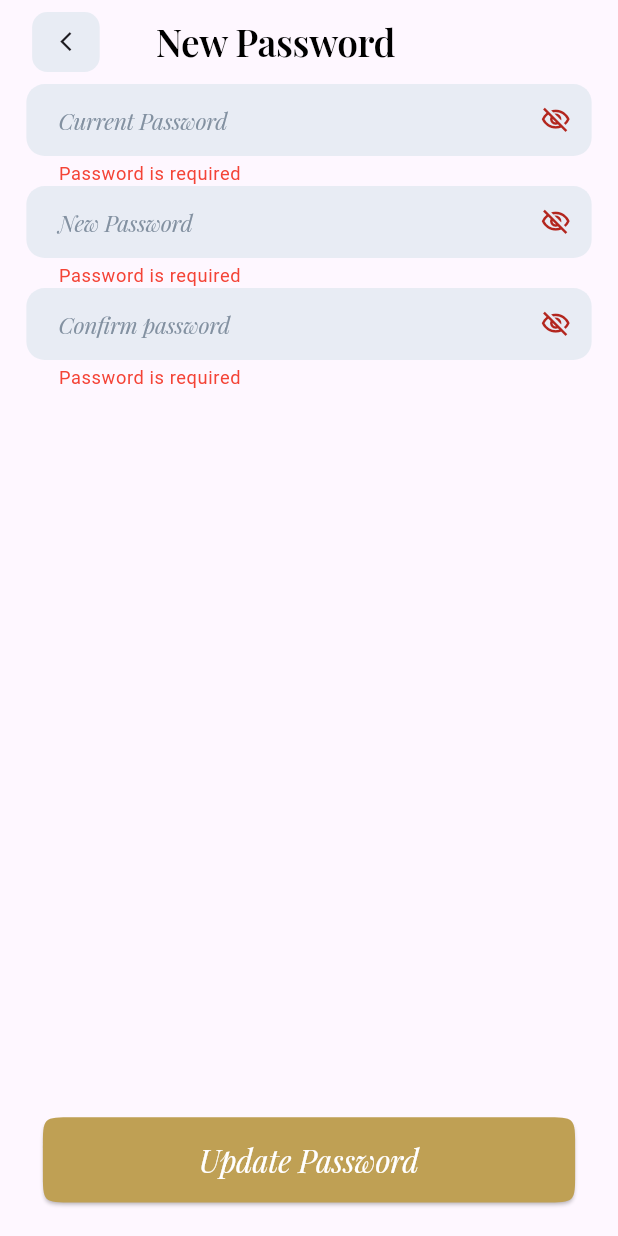
After one commit to MahmoudNasser00/bookia, a Flutter app: the PasswordChanged screen opened by its route, after a tap on "Update Password", on a phone screen of 412 x 824 dp. The commit adds this screen. Run offline on Flutter 3.47's test engine with Material 3 defaults, Android fonts, the phone set to English and light mode, and no system bars; our stand-ins replace animated_custom_dropdown, bloc, carousel_slider, dio, easy_localization, equatable and 10 more; accounts and stored records are empty.

Commit message:
- Implement password update functionality in the profile feature. - Add `PasswordChangedCubit` and `PasswordChangedState` to handle password update logic and API integration. - Create `PasswordChanged` page for users to update their current password. - Rename `PasswordChangePage` to `PasswordChangePageSuccessful` and update routing to distinguish between the update form and the success screen. - Update `ProfilePage` to navigate to the new password update screen. - Delete the auto-generated `lib/generated/assets.dart` file.

```diff
--- a/lib/core/app_routes/app_routes_name.dart
+++ b/lib/core/app_routes/app_routes_name.dart
@@ -13,7 +13,8 @@ sealed class AppRoutes {
   static const String editProfile = '/edit-profile';
   static const String search = '/search';
   static const String checkout = '/checkout';
-  static const String passwordChange = '/password-change';
+  static const String passwordChangeSuccessful = '/password-change-successful';
   static const String myOrder = '/my_order';
   static const String successCheckout = '/success_checkout';
+  static const String updatePassword = '/update-password';
 }
--- a/lib/core/app_routes/route_generator.dart
+++ b/lib/core/app_routes/route_generator.dart
@@ -1,5 +1,6 @@
 import 'package:bookia/core/network/api_client.dart';
 import 'package:bookia/features/profile/cubit/edit_cubit.dart';
+import 'package:bookia/features/profile/cubit/password_changed_cubit.dart';
 import 'package:bookia/features/profile/presentation/pages/my_order_page.dart';
 import 'package:flutter/material.dart';
 import 'package:flutter_bloc/flutter_bloc.dart';
@@ -11,6 +12,7 @@ import '../../features/home/data/home_data_source.dart';
 import '../../features/home/data/models/product_model.dart';
 import '../../features/home/logic/home_cubit.dart';
 import '../../features/profile/cubit/my_order_cubit.dart';
+import '../../features/profile/presentation/pages/password_changed.dart';
 import '../../features/search/data/cubit/search_cubit.dart';
 import '../../features/search/data/search_data_source.dart';
 import '../../features/search/presentation/pages/search_page.dart';
@@ -70,8 +72,18 @@ class RouteGenerator {
       case AppRoutes.resetPassword:
         final verify_code = settings.arguments as String;
         return _route(settings, ResetPasswordPage(verify_code: verify_code));
-      case AppRoutes.passwordChange:
-        return _route(settings, const PasswordChangePage());
+      // password change successful
+      case AppRoutes.passwordChangeSuccessful:
+        return _route(settings, const PasswordChangePageSuccessful());
+
+      // password update
+      case AppRoutes.updatePassword:
+        return MaterialPageRoute(
+          builder: (_) => BlocProvider(
+            create: (_) => PasswordChangedCubit(),
+            child: const PasswordChanged(),
+          ),
+        );
 
       /// Home
       case AppRoutes.home:
@@ -122,7 +134,6 @@ class RouteGenerator {
             child: const EditProfilePage(),
           ),
         );
-      // return _route(settings, const EditProfilePage());
 
       /// My Order
       case AppRoutes.myOrder:
--- a/lib/features/auth/logic/reset_logic.dart
+++ b/lib/features/auth/logic/reset_logic.dart
@@ -21,7 +21,7 @@ Future<void> resetPassword({
     if (authCubit.state == "success" && user != null) {
       Navigator.pushNamedAndRemoveUntil(
         context,
-        AppRoutes.passwordChange,
+        AppRoutes.passwordChangeSuccessful,
         (route) => false,
       );
     } else if (authCubit.state == "error") {
--- a/lib/features/auth/presentation/pages/password_change_page_successful.dart
+++ b/lib/features/auth/presentation/pages/password_change_page_successful.dart
@@ -10,8 +10,8 @@ import '../../../../core/app_themes/app_text_styles.dart';
 import '../../../../core/app_themes/colors/app_colors.dart';
 import '../../../../core/generated/assets.dart';
 
-class PasswordChangePage extends StatelessWidget {
-  const PasswordChangePage({Key? key}) : super(key: key);
+class PasswordChangePageSuccessful extends StatelessWidget {
+  const PasswordChangePageSuccessful({Key? key}) : super(key: key);
 
   @override
   Widget build(BuildContext context) {
--- /dev/null
+++ b/lib/features/profile/cubit/password_changed_cubit.dart
@@ -0,0 +1,44 @@
+import 'package:bloc/bloc.dart';
+import 'package:dio/dio.dart';
+import 'password_changed_state.dart';
+import '../../../core/network/api_client.dart';
+import '../../../core/network/api_constants.dart';
+
+class PasswordChangedCubit extends Cubit<PasswordChangedState> {
+  PasswordChangedCubit() : super(PasswordChangedInitial());
+
+  final ApiClient apiClient = ApiClient();
+
+  Future<void> updatePassword({
+    required String currentPassword,
+    required String newPassword,
+    required String confirmPassword,
+  }) async {
+    emit(PasswordChangedLoading());
+
+    try {
+      final response = await apiClient.post(
+        ApiConstants.updatePassword,
+        data: {
+          "current_password": currentPassword,
+          "new_password": newPassword,
+          "new_password_confirmation": confirmPassword,
+        },
+      );
+
+      emit(
+        PasswordChangedSuccess(
+          response.data["message"] ?? "Password updated successfully",
+        ),
+      );
+    } on DioException catch (e) {
+      emit(
+        PasswordChangedError(
+          e.response?.data["message"] ?? "Something went wrong",
+        ),
+      );
+    } catch (e) {
+      emit(PasswordChangedError(e.toString()));
+    }
+  }
+}
--- /dev/null
+++ b/lib/features/profile/cubit/password_changed_state.dart
@@ -0,0 +1,30 @@
+import 'package:equatable/equatable.dart';
+
+abstract class PasswordChangedState extends Equatable {
+  const PasswordChangedState();
+
+  @override
+  List<Object?> get props => [];
+}
+
+class PasswordChangedInitial extends PasswordChangedState {}
+
+class PasswordChangedLoading extends PasswordChangedState {}
+
+class PasswordChangedSuccess extends PasswordChangedState {
+  final String message;
+
+  const PasswordChangedSuccess(this.message);
+
+  @override
+  List<Object?> get props => [message];
+}
+
+class PasswordChangedError extends PasswordChangedState {
+  final String error;
+
+  const PasswordChangedError(this.error);
+
+  @override
+  List<Object?> get props => [error];
+}
--- /dev/null
+++ b/lib/features/profile/presentation/pages/password_changed.dart
@@ -0,0 +1,134 @@
+import 'package:bookia/core/helpers/validations/app_form_validations.dart';
+import 'package:bookia/core/localization/generated/locale_keys.g.dart';
+import 'package:bookia/core/widget/custom_appbar.dart';
+import 'package:bookia/core/widget/custom_textfield.dart';
+import 'package:easy_localization/easy_localization.dart';
+import 'package:flutter/material.dart';
+import 'package:flutter_bloc/flutter_bloc.dart';
+import 'package:flutter_screenutil/flutter_screenutil.dart';
+
+import '../../../../core/app_routes/app_routes_name.dart';
+import '../../../../core/app_themes/colors/app_colors.dart';
+import '../../../../core/widget/custom_button.dart';
+import '../../cubit/password_changed_cubit.dart';
+import '../../cubit/password_changed_state.dart';
+
+class PasswordChanged extends StatefulWidget {
+  const PasswordChanged({Key? key}) : super(key: key);
+
+  @override
+  _PasswordChangedState createState() => _PasswordChangedState();
+}
+
+class _PasswordChangedState extends State<PasswordChanged> {
+  final GlobalKey<FormState> _formKey = GlobalKey<FormState>();
+  final TextEditingController currentPasswordController =
+      TextEditingController();
+  final TextEditingController newPasswordController = TextEditingController();
+  final TextEditingController confirmPasswordController =
+      TextEditingController();
+
+  @override
+  Widget build(BuildContext context) {
+    return BlocListener<PasswordChangedCubit, PasswordChangedState>(
+      listener: (context, state) {
+        if (state is PasswordChangedSuccess) {
+          Navigator.pushNamedAndRemoveUntil(
+            context,
+            AppRoutes.home,
+            (route) => false,
+          );
+        }
+
+        if (state is PasswordChangedError) {
+          ScaffoldMessenger.of(
+            context,
+          ).showSnackBar(SnackBar(content: Text(state.error)));
+        }
+      },
+      child: Scaffold(
+        body: CustomScrollView(
+          slivers: [
+            CustomAppBar(
+              title: LocaleKeys.new_password.tr(),
+              onBackPressed: () {
+                Navigator.pop(context);
+              },
+            ),
+            SliverToBoxAdapter(
+              child: Padding(
+                padding: EdgeInsets.symmetric(horizontal: 16.w),
+                child: Center(
+                  child: Form(
+                    key: _formKey,
+                    child: Column(
+                      crossAxisAlignment: .center,
+                      mainAxisAlignment: .center,
+                      mainAxisSize: .max,
+                      children: [
+                        // current password
+                        CustomTextfield(
+                          hintText: LocaleKeys.current_password.tr(),
+                          controller: currentPasswordController,
+                          isPassword: true,
+                          inputFormatters: AppFormValidations.phoneFormatter,
+                          validator: AppFormValidations.passwordValidator,
+                          keyboardType: TextInputType.visiblePassword,
+                        ),
+                        // new password
+                        CustomTextfield(
+                          hintText: LocaleKeys.new_password.tr(),
+                          controller: newPasswordController,
+                          isPassword: true,
+                          inputFormatters: AppFormValidations.phoneFormatter,
+                          validator: AppFormValidations.passwordValidator,
+                          keyboardType: TextInputType.visiblePassword,
+                        ),
+                        // confirm password
+                        CustomTextfield(
+                          hintText: LocaleKeys.confirm_password.tr(),
+                          controller: confirmPasswordController,
+                          isPassword: true,
+                          inputFormatters: AppFormValidations.phoneFormatter,
+                          validator: AppFormValidations.passwordValidator,
+                          keyboardType: TextInputType.visiblePassword,
+                        ),
+                      ],
+                    ),
+                  ),
+                ),
+              ),
+            ),
+          ],
+        ),
+        bottomNavigationBar: Padding(
+          padding: EdgeInsets.only(bottom: 22.h, left: 26.w, right: 26.w),
+          child: BlocBuilder<PasswordChangedCubit, PasswordChangedState>(
+            builder: (context, state) {
+              return CustomButton(
+                text: state is PasswordChangedLoading
+                    ? "Updating..."
+                    : LocaleKeys.update_password.tr(),
+                color: AppColors.primary_button_color,
+                textColor: AppColors.white,
+                width: 331.w,
+                height: 56.h,
+                onPressed: state is PasswordChangedLoading
+                    ? null
+                    : () {
+                        if (_formKey.currentState!.validate()) {
+                          context.read<PasswordChangedCubit>().updatePassword(
+                            currentPassword: currentPasswordController.text,
+                            newPassword: newPasswordController.text,
+                            confirmPassword: confirmPasswordController.text,
+                          );
+                        }
+                      },
+              );
+            },
+          ),
+        ),
+      ),
+    );
+  }
+}
--- a/lib/features/profile/presentation/pages/profile_page.dart
+++ b/lib/features/profile/presentation/pages/profile_page.dart
@@ -176,14 +176,19 @@ class _ProfileTabState extends State<ProfileTab> {
                       ),
 
                       SizedBox(height: 10.h),
-                      // reset password
+                      // update password
                       CustomButton(
                         text: LocaleKeys.reset_password.tr(),
                         color: AppColors.white,
                         textColor: AppColors.black,
                         width: double.infinity,
                         height: 54.h,
-                        onPressed: () {},
+                        onPressed: () {
+                          Navigator.pushNamed(
+                            context,
+                            AppRoutes.updatePassword,
+                          );
+                        },
                         postFiex: Icon(
                           Icons.arrow_forward_ios,
                           color: AppColors.black,
```
Also changed, not shown: lib/generated/assets.dart (deleted).
